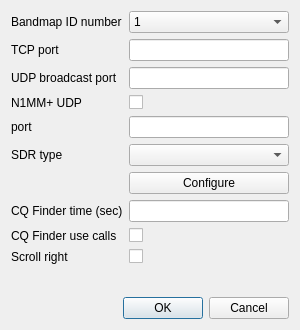
Before: the Qt Designer form so2sdr-bandmap/sdrdialog.ui in n4ogw/so2sdr, drawn with Qt 5.
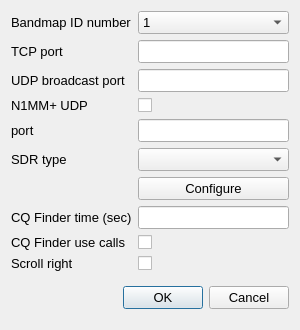
After: the same form once the commit is applied.

The edit to the form file:
```diff
--- a/so2sdr-bandmap/sdrdialog.ui
+++ b/so2sdr-bandmap/sdrdialog.ui
@@ -11,7 +11,7 @@
    </rect>
   </property>
   <property name="sizePolicy">
-   <sizepolicy hsizetype="Fixed" vsizetype="Fixed">
+   <sizepolicy hsizetype="MinimumExpanding" vsizetype="MinimumExpanding">
     <horstretch>0</horstretch>
     <verstretch>0</verstretch>
    </sizepolicy>
@@ -24,10 +24,16 @@
   </property>
   <property name="maximumSize">
    <size>
-    <width>300</width>
-    <height>330</height>
+    <width>600</width>
+    <height>661</height>
    </size>
   </property>
+  <property name="font">
+   <font>
+    <family>Liberation Sans</family>
+    <pointsize>10</pointsize>
+   </font>
+  </property>
   <property name="windowTitle">
    <string>Setup</string>
   </property>
@@ -49,6 +55,12 @@
      </item>
      <item row="0" column="1">
       <widget class="QComboBox" name="comboBoxIDNumber">
+       <property name="sizePolicy">
+        <sizepolicy hsizetype="Preferred" vsizetype="MinimumExpanding">
+         <horstretch>0</horstretch>
+         <verstretch>0</verstretch>
+        </sizepolicy>
+       </property>
        <property name="toolTip">
         <string>Radio number of this bandmap</string>
        </property>
@@ -78,7 +90,14 @@
       </widget>
      </item>
      <item row="1" column="1">
-      <widget class="QLineEdit" name="tcpPortLineEdit"/>
+      <widget class="QLineEdit" name="tcpPortLineEdit">
+       <property name="sizePolicy">
+        <sizepolicy hsizetype="MinimumExpanding" vsizetype="MinimumExpanding">
+         <horstretch>0</horstretch>
+         <verstretch>0</verstretch>
+        </sizepolicy>
+       </property>
+      </widget>
      </item>
      <item row="2" column="0">
       <widget class="QLabel" name="label_5">
@@ -88,7 +107,14 @@
       </widget>
      </item>
      <item row="2" column="1">
-      <widget class="QLineEdit" name="udpPortLineEdit"/>
+      <widget class="QLineEdit" name="udpPortLineEdit">
+       <property name="sizePolicy">
+        <sizepolicy hsizetype="MinimumExpanding" vsizetype="MinimumExpanding">
+         <horstretch>0</horstretch>
+         <verstretch>0</verstretch>
+        </sizepolicy>
+       </property>
+      </widget>
      </item>
      <item row="3" column="0">
       <widget class="QLabel" name="n1MMUDPLabel">
@@ -108,7 +134,14 @@
       </widget>
      </item>
      <item row="4" column="1">
-      <widget class="QLineEdit" name="n1mmUdpLineEdit"/>
+      <widget class="QLineEdit" name="n1mmUdpLineEdit">
+       <property name="sizePolicy">
+        <sizepolicy hsizetype="MinimumExpanding" vsizetype="MinimumExpanding">
+         <horstretch>0</horstretch>
+         <verstretch>0</verstretch>
+        </sizepolicy>
+       </property>
+      </widget>
      </item>
      <item row="5" column="0">
       <widget class="QLabel" name="label">
@@ -118,10 +151,23 @@
       </widget>
      </item>
      <item row="5" column="1">
-      <widget class="QComboBox" name="comboBoxSdrType"/>
+      <widget class="QComboBox" name="comboBoxSdrType">
+       <property name="sizePolicy">
+        <sizepolicy hsizetype="Preferred" vsizetype="MinimumExpanding">
+         <horstretch>0</horstretch>
+         <verstretch>0</verstretch>
+        </sizepolicy>
+       </property>
+      </widget>
      </item>
      <item row="6" column="1">
       <widget class="QPushButton" name="configureButton">
+       <property name="sizePolicy">
+        <sizepolicy hsizetype="Minimum" vsizetype="MinimumExpanding">
+         <horstretch>0</horstretch>
+         <verstretch>0</verstretch>
+        </sizepolicy>
+       </property>
        <property name="text">
         <string>Configure</string>
        </property>
@@ -136,6 +182,12 @@
      </item>
      <item row="7" column="1">
       <widget class="QLineEdit" name="lineEditIntegTime">
+       <property name="sizePolicy">
+        <sizepolicy hsizetype="Expanding" vsizetype="MinimumExpanding">
+         <horstretch>0</horstretch>
+         <verstretch>0</verstretch>
+        </sizepolicy>
+       </property>
        <property name="toolTip">
         <string>Length of time required for a channel to be considered empty.</string>
        </property>
@@ -143,6 +195,12 @@
      </item>
      <item row="8" column="1">
       <widget class="QCheckBox" name="cqFinderCallsCheckbox">
+       <property name="sizePolicy">
+        <sizepolicy hsizetype="Minimum" vsizetype="MinimumExpanding">
+         <horstretch>0</horstretch>
+         <verstretch>0</verstretch>
+        </sizepolicy>
+       </property>
        <property name="toolTip">
         <string>Use both calls and signal peaks to find open frequencies</string>
        </property>
@@ -160,6 +218,12 @@
      </item>
      <item row="9" column="1">
       <widget class="QCheckBox" name="reverseScrollCheckBox">
+       <property name="sizePolicy">
+        <sizepolicy hsizetype="Minimum" vsizetype="MinimumExpanding">
+         <horstretch>0</horstretch>
+         <verstretch>0</verstretch>
+        </sizepolicy>
+       </property>
        <property name="text">
         <string/>
        </property>
@@ -176,6 +240,12 @@
    </item>
    <item>
     <widget class="QDialogButtonBox" name="buttonBox">
+     <property name="sizePolicy">
+      <sizepolicy hsizetype="Minimum" vsizetype="MinimumExpanding">
+       <horstretch>0</horstretch>
+       <verstretch>0</verstretch>
+      </sizepolicy>
+     </property>
      <property name="orientation">
       <enum>Qt::Horizontal</enum>
      </property>
```
